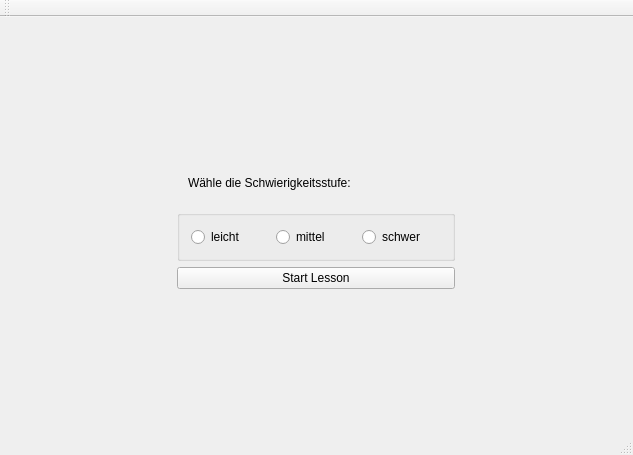
This is Micha/Aufgabe_3_2/mainwindow.ui in Hasenkrug/CPlusPlus as Qt 5 draws it before an edit. The edited form follows.
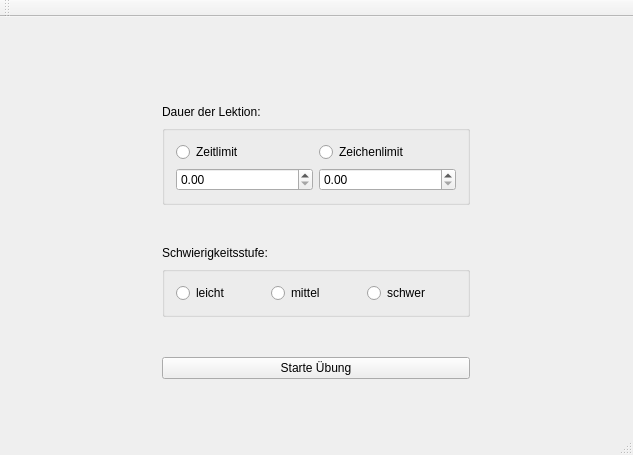
This is the edited form.

Patch:
```diff
--- a/Micha/Aufgabe_3_2/mainwindow.ui
+++ b/Micha/Aufgabe_3_2/mainwindow.ui
@@ -14,31 +14,90 @@
    <string>MainWindow</string>
   </property>
   <widget class="QWidget" name="centralWidget">
-   <layout class="QGridLayout" name="gridLayout">
+   <layout class="QGridLayout" name="gridLayout_3">
     <item row="0" column="0">
-     <widget class="QWidget" name="widget_2" native="true">
+     <widget class="QWidget" name="widget_3" native="true">
       <property name="maximumSize">
        <size>
-        <width>300</width>
-        <height>150</height>
+        <width>330</width>
+        <height>330</height>
        </size>
       </property>
-      <layout class="QVBoxLayout" name="verticalLayout">
-       <item>
-        <widget class="QWidget" name="widget_3" native="true">
-         <layout class="QHBoxLayout" name="horizontalLayout_2">
-          <item>
-           <widget class="QLabel" name="label">
+      <layout class="QGridLayout" name="gridLayout_2">
+       <item row="0" column="0">
+        <spacer name="verticalSpacer_2">
+         <property name="orientation">
+          <enum>Qt::Vertical</enum>
+         </property>
+         <property name="sizeHint" stdset="0">
+          <size>
+           <width>20</width>
+           <height>11</height>
+          </size>
+         </property>
+        </spacer>
+       </item>
+       <item row="1" column="0">
+        <widget class="QLabel" name="label_2">
+         <property name="text">
+          <string>Dauer der Lektion:</string>
+         </property>
+        </widget>
+       </item>
+       <item row="2" column="0">
+        <widget class="QGroupBox" name="myGroupBox_2">
+         <layout class="QGridLayout" name="gridLayout">
+          <item row="0" column="0">
+           <widget class="QRadioButton" name="radioButton">
             <property name="text">
-             <string>Wähle die Schwierigkeitsstufe:</string>
+             <string>Zeitlimit</string>
             </property>
            </widget>
           </item>
+          <item row="0" column="1">
+           <widget class="QRadioButton" name="radioButton_2">
+            <property name="text">
+             <string>Zeichenlimit</string>
+            </property>
+           </widget>
+          </item>
+          <item row="1" column="0">
+           <widget class="QDoubleSpinBox" name="doubleSpinBox"/>
+          </item>
+          <item row="1" column="1">
+           <widget class="QDoubleSpinBox" name="doubleSpinBox_2"/>
+          </item>
          </layout>
         </widget>
        </item>
-       <item>
+       <item row="3" column="0">
+        <spacer name="verticalSpacer">
+         <property name="orientation">
+          <enum>Qt::Vertical</enum>
+         </property>
+         <property name="sizeHint" stdset="0">
+          <size>
+           <width>20</width>
+           <height>13</height>
+          </size>
+         </property>
+        </spacer>
+       </item>
+       <item row="4" column="0">
+        <widget class="QLabel" name="label">
+         <property name="text">
+          <string>Schwierigkeitsstufe:</string>
+         </property>
+        </widget>
+       </item>
+       <item row="5" column="0">
         <widget class="QGroupBox" name="myGroupBox">
+         <property name="minimumSize">
+          <size>
+           <width>0</width>
+           <height>41</height>
+          </size>
+         </property>
          <layout class="QHBoxLayout" name="horizontalLayout">
           <item>
            <widget class="QRadioButton" name="easy">
@@ -64,10 +123,23 @@
          </layout>
         </widget>
        </item>
-       <item>
+       <item row="6" column="0">
+        <spacer name="verticalSpacer_3">
+         <property name="orientation">
+          <enum>Qt::Vertical</enum>
+         </property>
+         <property name="sizeHint" stdset="0">
+          <size>
+           <width>20</width>
+           <height>5</height>
+          </size>
+         </property>
+        </spacer>
+       </item>
+       <item row="7" column="0">
         <widget class="QPushButton" name="startLessonButton">
          <property name="text">
-          <string>Start Lesson</string>
+          <string>Starte Übung</string>
          </property>
         </widget>
        </item>
```
Left out of the diff: 11 changed lines with no effect on the pictures.
